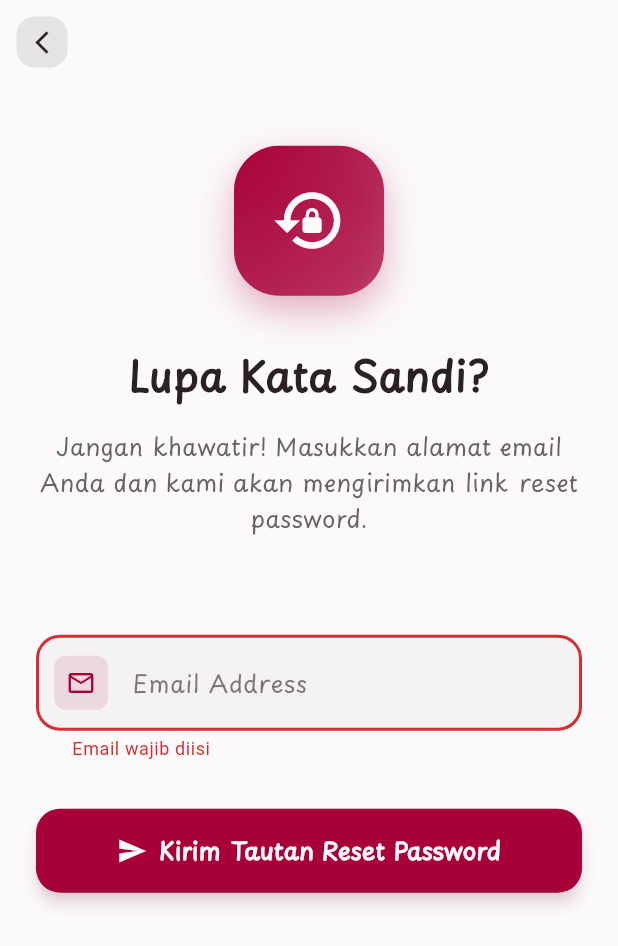
After one commit to adhfac/semuria, a Flutter app: the ForgotPasswordScreen screen opened directly, after a tap on "Kirim Tautan Reset Password", on a phone screen of 412 x 824 dp. The commit adds this screen. Shown: the top 946 px of the screen. Run offline on Flutter 3.47's test engine with Material 3 defaults, Android fonts, the phone set to English and light mode, and no system bars; our stand-ins replace cloud_firestore, firebase_auth, firebase_core, flutter_image_compress, geocoding, geolocator and 3 more; accounts and stored records are empty; generated files the repository leaves out were written again.

Commit message:
forgot password

```diff
--- /dev/null
+++ b/lib/screens/forgot_password_screen.dart
@@ -0,0 +1,530 @@
+import 'package:firebase_auth/firebase_auth.dart';
+import 'package:flutter/material.dart';
+
+class ForgotPasswordScreen extends StatefulWidget {
+  const ForgotPasswordScreen({super.key});
+
+  @override
+  State<ForgotPasswordScreen> createState() => _ForgotPasswordScreenState();
+}
+
+class _ForgotPasswordScreenState extends State<ForgotPasswordScreen>
+    with TickerProviderStateMixin {
+  final _emailController = TextEditingController();
+  final _formKey = GlobalKey<FormState>();
+  bool _isLoading = false;
+  bool _emailSent = false;
+
+  late AnimationController _fadeController;
+  late AnimationController _slideController;
+  late Animation<double> _fadeAnimation;
+  late Animation<Offset> _slideAnimation;
+  late Animation<double> _scaleAnimation;
+
+  @override
+  void initState() {
+    super.initState();
+
+    _fadeController = AnimationController(
+      duration: const Duration(milliseconds: 800),
+      vsync: this,
+    );
+
+    _slideController = AnimationController(
+      duration: const Duration(milliseconds: 600),
+      vsync: this,
+    );
+
+    _fadeAnimation = Tween<double>(
+      begin: 0.0,
+      end: 1.0,
+    ).animate(CurvedAnimation(parent: _fadeController, curve: Curves.easeOut));
+
+    _slideAnimation = Tween<Offset>(
+      begin: const Offset(0, 0.3),
+      end: Offset.zero,
+    ).animate(
+      CurvedAnimation(parent: _slideController, curve: Curves.easeOutCubic),
+    );
+
+    _scaleAnimation = Tween<double>(begin: 0.8, end: 1.0).animate(
+      CurvedAnimation(parent: _slideController, curve: Curves.elasticOut),
+    );
+
+    _fadeController.forward();
+    _slideController.forward();
+  }
+
+  @override
+  void dispose() {
+    _emailController.dispose();
+    _fadeController.dispose();
+    _slideController.dispose();
+    super.dispose();
+  }
+
+  String? _validateEmail(String? value) {
+    if (value == null || value.isEmpty) {
+      return 'Email wajib diisi';
+    }
+    if (!RegExp(r'^[\w-\.]+@([\w-]+\.)+[\w-]{2,4}$').hasMatch(value)) {
+      return 'Format email tidak valid';
+    }
+    return null;
+  }
+
+  Future<void> _sendResetEmail() async {
+    final theme = Theme.of(context);
+    if (_formKey.currentState!.validate()) {
+      setState(() {
+        _isLoading = true;
+      });
+
+      try {
+        await FirebaseAuth.instance.sendPasswordResetEmail(
+          email: _emailController.text.trim(),
+        );
+
+        setState(() {
+          _isLoading = false;
+          _emailSent = true;
+        });
+
+        _slideController.reset();
+        _slideController.forward();
+      } catch (e) {
+        setState(() {
+          _isLoading = false;
+        });
+
+        if (!mounted) return;
+
+        String errorMessage = 'Failed to send reset email';
+        if (e.toString().contains('user-not-found')) {
+          errorMessage = 'Tidak ada akun dengan alamat email ini';
+        } else if (e.toString().contains('invalid-email')) {
+          errorMessage = 'Format email tidak valid';
+        } else if (e.toString().contains('too-many-requests')) {
+          errorMessage = 'Terlalu banyak percobaan, coba lagi nanti';
+        }
+
+        ScaffoldMessenger.of(context).showSnackBar(
+          SnackBar(
+            content: Row(
+              children: [
+                Icon(
+                  Icons.error_outline,
+                  color: theme.colorScheme.onError,
+                  size: 20,
+                ),
+                const SizedBox(width: 8),
+                Expanded(child: Text(errorMessage)),
+              ],
+            ),
+            backgroundColor: theme.colorScheme.error,
+            behavior: SnackBarBehavior.floating,
+            shape: RoundedRectangleBorder(
+              borderRadius: BorderRadius.circular(12),
+            ),
+            margin: const EdgeInsets.all(16),
+            duration: const Duration(seconds: 4),
+          ),
+        );
+      }
+    }
+  }
+
+  void _resendEmail() {
+    setState(() {
+      _emailSent = false;
+    });
+    _sendResetEmail();
+  }
+
+  @override
+  Widget build(BuildContext context) {
+    final theme = Theme.of(context);
+    final size = MediaQuery.of(context).size;
+
+    return Scaffold(
+      backgroundColor: theme.colorScheme.background,
+      appBar: AppBar(
+        backgroundColor: Colors.transparent,
+        elevation: 0,
+        leading: IconButton(
+          icon: Container(
+            padding: const EdgeInsets.all(8),
+            decoration: BoxDecoration(
+              color: theme.colorScheme.onBackground.withOpacity(0.1),
+              borderRadius: BorderRadius.circular(12),
+            ),
+            child: Icon(
+              Icons.arrow_back_ios_new,
+              color: theme.colorScheme.onBackground,
+              size: 18,
+            ),
+          ),
+          onPressed: () => Navigator.of(context).pop(),
+        ),
+      ),
+      body: SafeArea(
+        child: FadeTransition(
+          opacity: _fadeAnimation,
+          child: Padding(
+            padding: const EdgeInsets.symmetric(horizontal: 24),
+            child: SingleChildScrollView(
+              child: Column(
+                children: [
+                  SizedBox(height: size.height * 0.05),
+
+                  SlideTransition(
+                    position: _slideAnimation,
+                    child: ScaleTransition(
+                      scale: _scaleAnimation,
+                      child: _buildHeader(theme),
+                    ),
+                  ),
+
+                  SizedBox(height: size.height * 0.08),
+
+                  SlideTransition(
+                    position: _slideAnimation,
+                    child:
+                        _emailSent
+                            ? _buildSuccessContent(theme)
+                            : _buildFormContent(theme),
+                  ),
+
+                  SizedBox(height: size.height * 0.1),
+                ],
+              ),
+            ),
+          ),
+        ),
+      ),
+    );
+  }
+
+  Widget _buildHeader(ThemeData theme) {
+    return Column(
+      children: [
+        Container(
+          width: 100,
+          height: 100,
+          decoration: BoxDecoration(
+            gradient: LinearGradient(
+              colors: [
+                theme.colorScheme.secondary,
+                theme.colorScheme.secondary.withOpacity(0.7),
+              ],
+              begin: Alignment.topLeft,
+              end: Alignment.bottomRight,
+            ),
+            borderRadius: BorderRadius.circular(30),
+            boxShadow: [
+              BoxShadow(
+                color: theme.colorScheme.secondary.withOpacity(0.3),
+                blurRadius: 20,
+                offset: const Offset(0, 10),
+              ),
+            ],
+          ),
+          child: Icon(
+            _emailSent ? Icons.mark_email_read : Icons.lock_reset,
+            color: theme.colorScheme.onSecondary,
+            size: 50,
+          ),
+        ),
+
+        const SizedBox(height: 32),
+
+        // Title
+        Text(
+          _emailSent ? 'Periksa Email Anda' : 'Lupa Kata Sandi?',
+          style: TextStyle(
+            fontFamily: 'playpen',
+            fontSize: 28,
+            fontWeight: FontWeight.bold,
+            color: theme.colorScheme.onBackground,
+          ),
+          textAlign: TextAlign.center,
+        ),
+
+        const SizedBox(height: 16),
+
+        Text(
+          _emailSent
+              ? 'Kami telah mengirimkan link reset password ke\n${_emailController.text.trim()}'
+              : 'Jangan khawatir! Masukkan alamat email Anda dan kami akan mengirimkan link reset password.',
+          style: TextStyle(
+            fontFamily: 'playpen',
+            fontSize: 16,
+            color: theme.colorScheme.onBackground.withOpacity(0.7),
+            height: 1.5,
+          ),
+          textAlign: TextAlign.center,
+        ),
+      ],
+    );
+  }
+
+  Widget _buildFormContent(ThemeData theme) {
+    return Form(
+      key: _formKey,
+      child: Column(
+        children: [
+          TextFormField(
+            controller: _emailController,
+            validator: _validateEmail,
+            keyboardType: TextInputType.emailAddress,
+            style: TextStyle(
+              fontFamily: 'playpen',
+              color: theme.colorScheme.onBackground,
+              fontSize: 16,
+            ),
+            decoration: InputDecoration(
+              labelText: 'Email Address',
+              labelStyle: TextStyle(
+                fontFamily: 'playpen',
+                color: theme.colorScheme.onBackground.withOpacity(0.6),
+              ),
+              prefixIcon: Container(
+                margin: const EdgeInsets.all(12),
+                padding: const EdgeInsets.all(8),
+                decoration: BoxDecoration(
+                  color: theme.colorScheme.secondary.withOpacity(0.1),
+                  borderRadius: BorderRadius.circular(8),
+                ),
+                child: Icon(
+                  Icons.email_outlined,
+                  color: theme.colorScheme.secondary,
+                  size: 20,
+                ),
+              ),
+              filled: true,
+              fillColor: theme.colorScheme.onBackground.withOpacity(0.03),
+              border: OutlineInputBorder(
+                borderRadius: BorderRadius.circular(16),
+                borderSide: BorderSide(
+                  color: theme.colorScheme.onBackground.withOpacity(0.1),
+                ),
+              ),
+              enabledBorder: OutlineInputBorder(
+                borderRadius: BorderRadius.circular(16),
+                borderSide: BorderSide(
+                  color: theme.colorScheme.onBackground.withOpacity(0.1),
+                ),
+              ),
+              focusedBorder: OutlineInputBorder(
+                borderRadius: BorderRadius.circular(16),
+                borderSide: BorderSide(
+                  color: theme.colorScheme.secondary,
+                  width: 2,
+                ),
+              ),
+              errorBorder: OutlineInputBorder(
+                borderRadius: BorderRadius.circular(16),
+                borderSide: BorderSide(
+                  color: theme.colorScheme.error,
+                  width: 2,
+                ),
+              ),
+              focusedErrorBorder: OutlineInputBorder(
+                borderRadius: BorderRadius.circular(16),
+                borderSide: BorderSide(
+                  color: theme.colorScheme.error,
+                  width: 2,
+                ),
+              ),
+              contentPadding: const EdgeInsets.symmetric(
+                horizontal: 20,
+                vertical: 20,
+              ),
+            ),
+          ),
+
+          const SizedBox(height: 32),
+
+          SizedBox(
+            width: double.infinity,
+            height: 56,
+            child: ElevatedButton(
+              onPressed: _isLoading ? null : _sendResetEmail,
+              style: ElevatedButton.styleFrom(
+                backgroundColor: theme.colorScheme.secondary,
+                foregroundColor: theme.colorScheme.onSecondary,
+                elevation: 0,
+                shape: RoundedRectangleBorder(
+                  borderRadius: BorderRadius.circular(16),
+                ),
+                shadowColor: theme.colorScheme.secondary.withOpacity(0.3),
+              ).copyWith(
+                elevation: MaterialStateProperty.resolveWith<double>((
+                  Set<MaterialState> states,
+                ) {
+                  if (states.contains(MaterialState.pressed)) return 8;
+                  return 4;
+                }),
+              ),
+              child:
+                  _isLoading
+                      ? Row(
+                        mainAxisAlignment: MainAxisAlignment.center,
+                        children: [
+                          SizedBox(
+                            height: 20,
+                            width: 20,
+                            child: CircularProgressIndicator(
+                              color: theme.colorScheme.onSecondary,
+                              strokeWidth: 2,
+                            ),
+                          ),
+                          const SizedBox(width: 12),
+                          Text(
+                            'Mengirim...',
+                            style: TextStyle(
+                              fontFamily: 'playpen',
+                              fontSize: 16,
+                              fontWeight: FontWeight.w600,
+                            ),
+                          ),
+                        ],
+                      )
+                      : Row(
+                        mainAxisAlignment: MainAxisAlignment.center,
+                        children: [
+                          Icon(Icons.send, size: 20),
+                          const SizedBox(width: 8),
+                          Text(
+                            'Kirim Tautan Reset Password',
+                            style: TextStyle(
+                              fontFamily: 'playpen',
+                              fontSize: 16,
+                              fontWeight: FontWeight.w600,
+                            ),
+                          ),
+                        ],
+                      ),
+            ),
+          ),
+        ],
+      ),
+    );
+  }
+
+  Widget _buildSuccessContent(ThemeData theme) {
+    return Column(
+      children: [
+        Container(
+          padding: const EdgeInsets.all(24),
+          decoration: BoxDecoration(
+            color: theme.colorScheme.primary.withOpacity(0.1),
+            borderRadius: BorderRadius.circular(20),
+            border: Border.all(
+              color: theme.colorScheme.primary.withOpacity(0.2),
+              width: 1,
+            ),
+          ),
+          child: Column(
+            children: [
+              Icon(
+                Icons.check_circle,
+                color: theme.colorScheme.primary,
+                size: 48,
+              ),
+              const SizedBox(height: 16),
+              Text(
+                'Email berhasil dikirim!',
+                style: TextStyle(
+                  fontFamily: 'playpen',
+                  fontSize: 18,
+                  fontWeight: FontWeight.bold,
+                  color: theme.colorScheme.primary,
+                ),
+              ),
+              const SizedBox(height: 8),
+              Text(
+                'Silakan periksa kotak masuk email Anda dan ikuti instruksi untuk mereset kata sandi Anda.',
+                style: TextStyle(
+                  fontFamily: 'playpen',
+                  fontSize: 14,
+                  color: theme.colorScheme.onBackground.withOpacity(0.8),
+                  height: 1.4,
+                ),
+                textAlign: TextAlign.center,
+              ),
+            ],
+          ),
+        ),
+
+        const SizedBox(height: 32),
+
+        Column(
+          children: [
+            SizedBox(
+              width: double.infinity,
+              height: 56,
+              child: OutlinedButton(
+                onPressed: _resendEmail,
+                style: OutlinedButton.styleFrom(
+                  side: BorderSide(
+                    color: theme.colorScheme.secondary,
+                    width: 2,
+                  ),
+                  shape: RoundedRectangleBorder(
+                    borderRadius: BorderRadius.circular(16),
+                  ),
+                ),
+                child: Row(
+                  mainAxisAlignment: MainAxisAlignment.center,
+                  children: [
+                    Icon(
+                      Icons.refresh,
+                      color: theme.colorScheme.secondary,
+                      size: 20,
+                    ),
+                    const SizedBox(width: 8),
+                    Text(
+                      'Kirim Ulang Email',
+                      style: TextStyle(
+                        fontFamily: 'playpen',
+                        fontSize: 16,
+                        fontWeight: FontWeight.w600,
+                        color: theme.colorScheme.secondary,
+                      ),
+                    ),
+                  ],
+                ),
+              ),
+            ),
+
+            const SizedBox(height: 16),
+
+            TextButton(
+              onPressed: () => Navigator.of(context).pop(),
+              child: Row(
+                mainAxisAlignment: MainAxisAlignment.center,
+                children: [
+                  Icon(
+                    Icons.arrow_back,
+                    color: theme.colorScheme.onBackground.withOpacity(0.7),
+                    size: 18,
+                  ),
+                  const SizedBox(width: 8),
+                  Text(
+                    'Kembali ke Sign In',
+                    style: TextStyle(
+                      fontFamily: 'playpen',
+                      fontSize: 16,
+                      color: theme.colorScheme.onBackground.withOpacity(0.7),
+                    ),
+                  ),
+                ],
+              ),
+            ),
+          ],
+        ),
+      ],
+    );
+  }
+}
```
Also changed, not shown: lib/screens/signin_screen.dart (+78 -15 lines).
